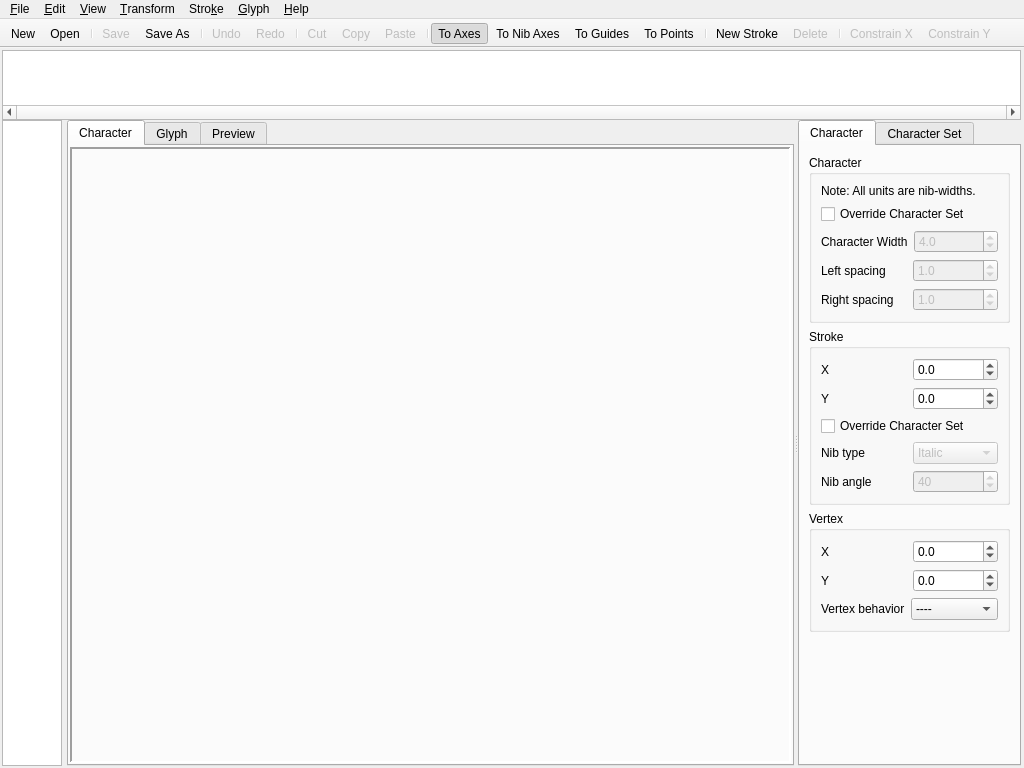
This is pytalic2.ui in dsizzle/pytalic2 as Qt 5 draws it before an edit. The edited form follows.
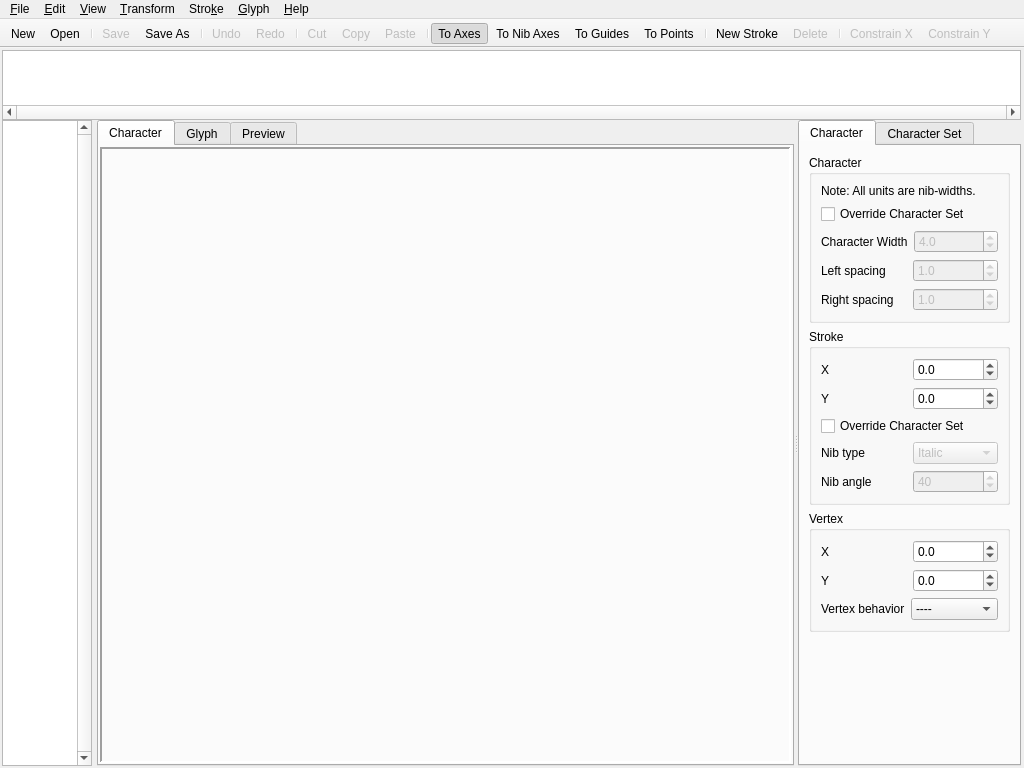
This is the edited form. Icons and pictures are not drawn. Custom widgets are drawn as their Qt base class.

Commit message:
Make stroke selector list wider and scrollbar always on
Fixes #56

```diff
--- a/pytalic2.ui
+++ b/pytalic2.ui
@@ -103,10 +103,13 @@
           </property>
           <property name="maximumSize">
            <size>
-            <width>60</width>
+            <width>90</width>
             <height>16777215</height>
            </size>
           </property>
+          <property name="verticalScrollBarPolicy">
+           <enum>Qt::ScrollBarAlwaysOn</enum>
+          </property>
           <property name="tabKeyNavigation">
            <bool>true</bool>
           </property>
```
Left out of the diff: 2 changed lines with no effect on the pictures. The commit also changes 1 other file.
